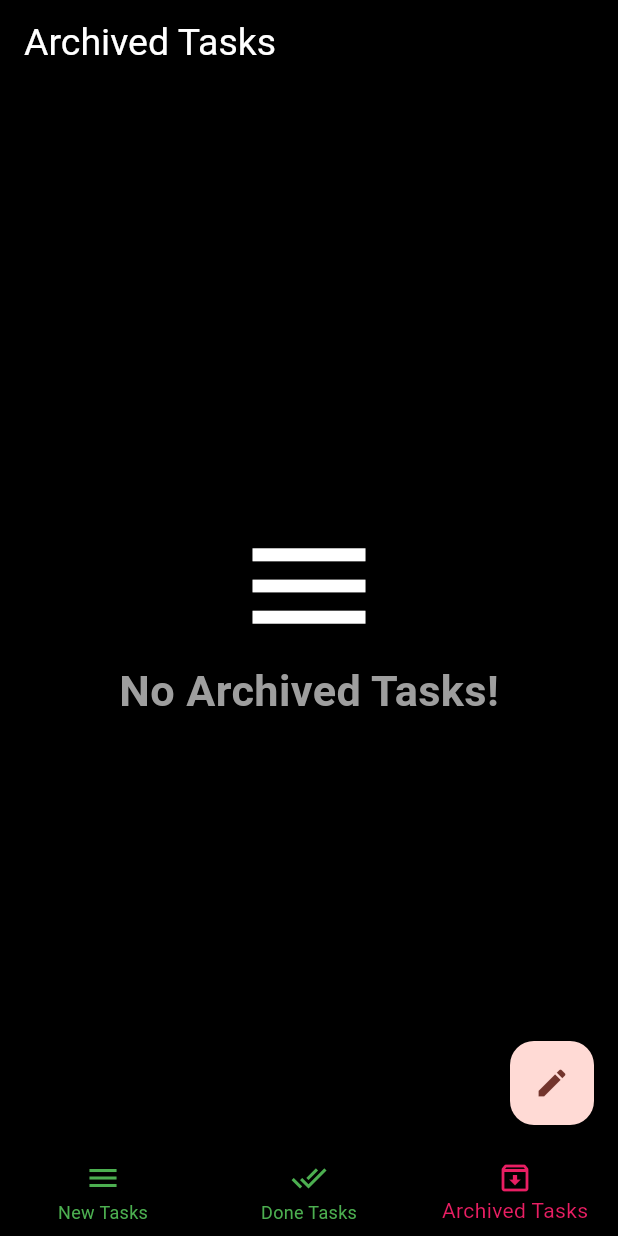
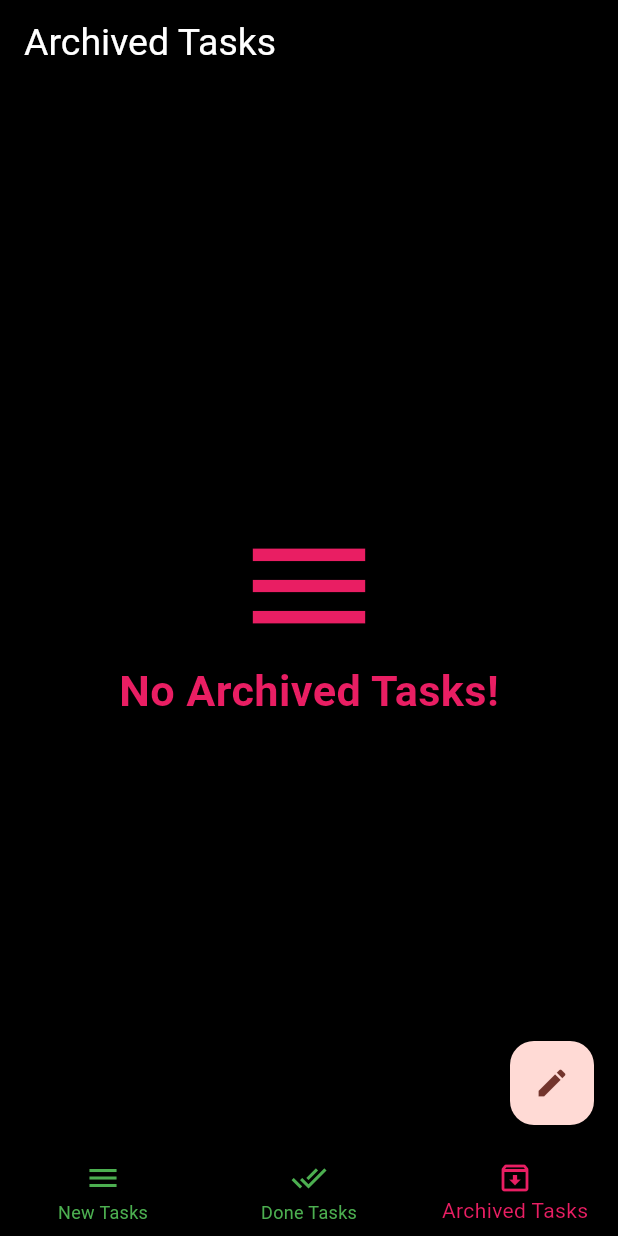
Before and after one commit to YossefAhmed9/Todo-App, a Flutter app: the screen it shows after launch, item 3 of the bottom bar chosen, on a phone screen of 412 x 824 dp. Run offline on Flutter 3.47's test engine with Material 3 defaults, Android fonts, the phone set to English and light mode, and no system bars; our stand-ins replace conditional_builder_null_safety, flutter_bloc, sqflite; accounts and stored records are empty.

Commit message:
Adjusting theme colors

```diff
--- a/lib/todoApp/todoApp_layout/todoApp_screens/archived tasks.dart
+++ b/lib/todoApp/todoApp_layout/todoApp_screens/archived tasks.dart
@@ -102,15 +102,15 @@ class ArchivedTasks extends StatelessWidget {
               child: Column(
                 mainAxisAlignment: MainAxisAlignment.center,
                 children: [
-                  Icon(
+                  const Icon(
                     Icons.menu_outlined,
                     size: 100,
-                    color: Colors.white,
+                    color: Colors.pink,
                   ),
                   Text(
                     'No Archived Tasks!',
                     style: TextStyle(
-                        color: Colors.grey,
+                        color: Colors.pink,
                         fontSize: MediaQuery.of(context).size.width * 0.07,
                         fontWeight: FontWeight.w700),
                   )
--- a/lib/todoApp/todoApp_layout/todoApp_screens/done tasks.dart
+++ b/lib/todoApp/todoApp_layout/todoApp_screens/done tasks.dart
@@ -102,12 +102,12 @@ class DoneTasks extends StatelessWidget {
               child: Column(
                 mainAxisAlignment: MainAxisAlignment.center,
                 children: [
-                  Icon(Icons.menu_outlined, size: 100, color: Colors.white),
+                  const Icon(Icons.menu_outlined, size: 100, color: Colors.pink),
                   Text(
                     'All tasks are done,'
                     'Now create some and start working',
                     style: TextStyle(
-                        color: Colors.grey,
+                        color: Colors.pink,
                         fontSize: MediaQuery.of(context).size.width * 0.050,
                         fontWeight: FontWeight.w700),
                   )
--- a/lib/todoApp/todoApp_layout/todoApp_screens/newTasks.dart
+++ b/lib/todoApp/todoApp_layout/todoApp_screens/newTasks.dart
@@ -103,11 +103,11 @@ class NewTasks extends StatelessWidget {
               child: Column(
                 mainAxisAlignment: MainAxisAlignment.center,
                 children: [
-                  const Icon(Icons.menu_outlined, size: 100, color: Colors.white),
+                  const Icon(Icons.menu_outlined, size: 100, color: Colors.pink),
                   Text(
                     'Enter new tasks and start working!',
                     style: TextStyle(
-                        color: Colors.grey,
+                        color: Colors.pink,
                         fontSize: MediaQuery.of(context).size.width * 0.055,
                         fontWeight: FontWeight.w700),
                   )
```
